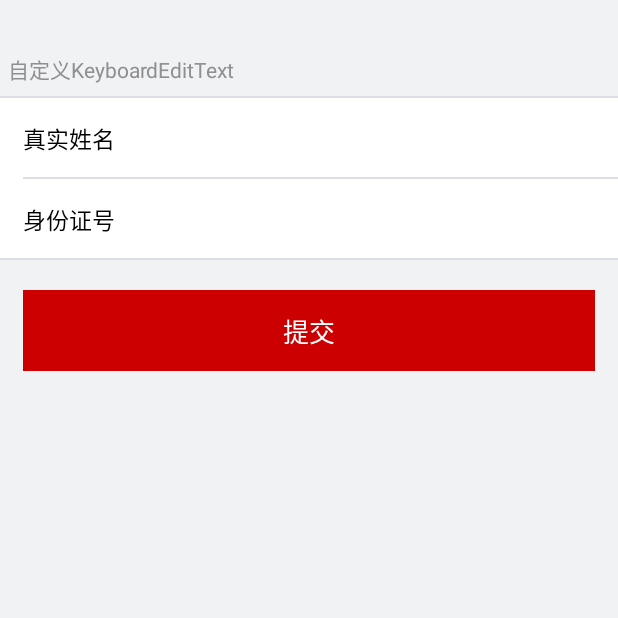
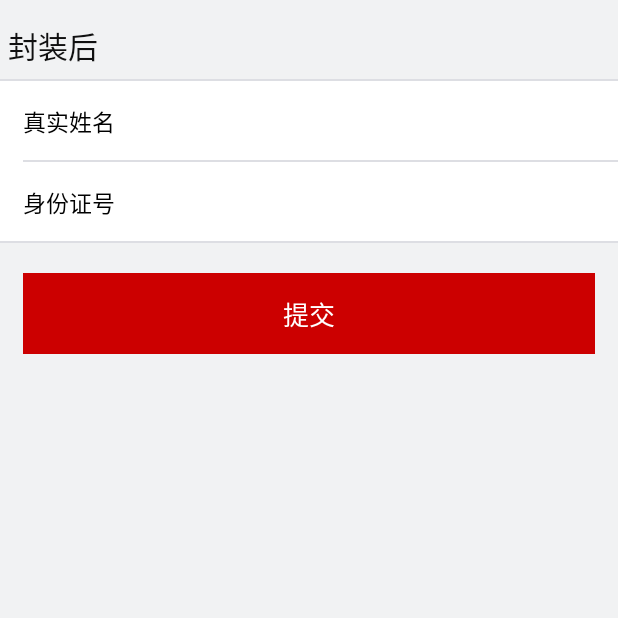
Before and after one commit to zyl409214686/CustomKeyboardView, an Android app: the KeyboardEditTextActivity screen opened directly, with no data from a screen before it, on a phone screen of 412 x 824 dp, the top half of it. Run offline under Robolectric (Android 15) with nearby library versions, the phone set to English and light mode, and no system bars.

Commit message:
增加readme.md

```diff
--- a/app/src/main/res/layout/activity_keyboard_edittext.xml
+++ b/app/src/main/res/layout/activity_keyboard_edittext.xml
@@ -15,10 +15,10 @@
             android:layout_height="wrap_content"
             android:layout_marginBottom="7dp"
             android:layout_marginLeft="5dp"
-            android:layout_marginTop="35dp"
-            android:text="自定义KeyboardEditText"
-            android:textColor="#8E8E93"
-            android:textSize="14sp" />
+            android:layout_marginTop="15dp"
+            android:text="封装后"
+            android:textColor="#101010"
+            android:textSize="20sp" />
 
         <LinearLayout
             android:layout_width="match_parent"
@@ -119,20 +119,4 @@
             android:textSize="17dp" />
 
     </LinearLayout>
-
-    <android.inputmethodservice.KeyboardView
-        android:id="@+id/keyboard_idcard"
-        android:layout_width="match_parent"
-        android:layout_height="wrap_content"
-        android:layout_alignParentBottom="true"
-        android:layout_gravity="bottom"
-        android:background="#e6e6e6"
-        android:focusable="true"
-        android:focusableInTouchMode="true"
-        android:keyTextColor="#000000"
-        android:keyBackground="@drawable/bg_keyboard_btn"
-        android:keyTextSize="31dp"
-        android:labelTextSize="23.04sp"
-        android:visibility="gone"
-        android:shadowRadius="0" />
 </RelativeLayout>
--- a/app/src/main/res/layout/activity_simpleusage.xml
+++ b/app/src/main/res/layout/activity_simpleusage.xml
@@ -16,7 +16,7 @@
             android:layout_marginLeft="5dp"
             android:layout_marginTop="15dp"
             android:text="封装前"
-            android:textColor="#8E8E93"
+            android:textColor="#101010"
             android:textSize="20sp" />
 
         <LinearLayout
```
Also changed, not shown: 1 other file.
